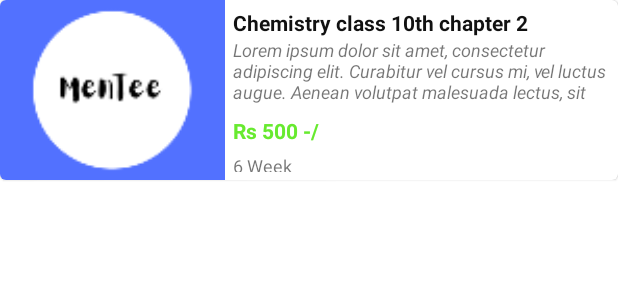
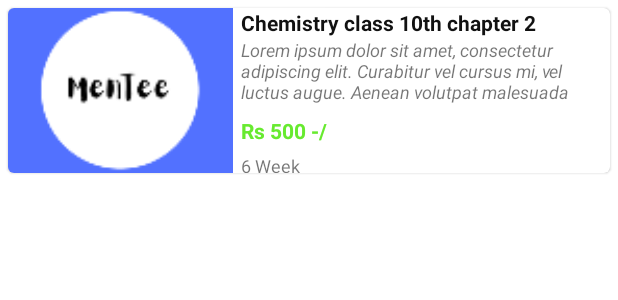
Before and after one commit to Shukla007/abhitech, an Android app: the layout recycleview_layout.xml on its own in the app's theme, with its tools: preview values and no code run, on a phone screen of 412 x 824 dp. Shown: the top 300 px of the screen. Run offline under Robolectric (Android 15) with nearby library versions, the phone set to English and light mode, and no system bars.

Commit message:
Merge branch 'master' of C:\Users\RCC\AndroidStudioProjects\abhitech with conflicts.

```diff
--- a/app/src/main/res/layout/homemain.xml
+++ b/app/src/main/res/layout/homemain.xml
@@ -387,16 +387,16 @@
             android:layout_width="match_parent"
             android:layout_height="100dp"
             android:layout_marginLeft="10dp"
-            android:layout_marginTop="10dp"
-            android:layout_marginRight="10dp"
-            android:layout_weight="4"
+            android:layout_marginTop="5dp"
+            android:layout_marginRight="5dp"
+            android:layout_weight="5"
             tools:ignore="Suspicious0dp">
 
             <androidx.recyclerview.widget.RecyclerView
                 android:id="@+id/recycleview1"
                 android:layout_width="match_parent"
                 android:layout_height="match_parent"
-                android:nestedScrollingEnabled="false">
+                >
 
             </androidx.recyclerview.widget.RecyclerView>
 
--- a/app/src/main/res/layout/recycleview_layout.xml
+++ b/app/src/main/res/layout/recycleview_layout.xml
@@ -1,66 +1,72 @@
 <?xml version="1.0" encoding="utf-8"?>
 <RelativeLayout xmlns:android="http://schemas.android.com/apk/res/android"
-    xmlns:app="http://schemas.android.com/apk/res-auto"
     android:layout_width="wrap_content"
-    android:layout_height="wrap_content">
+    android:layout_height="wrap_content"
+    xmlns:app="http://schemas.android.com/apk/res-auto">
 
     <com.google.android.material.card.MaterialCardView
         android:layout_width="match_parent"
-        android:layout_marginBottom="5dp"
-        android:layout_height="120dp">
+        app:cardCornerRadius="4dp"
+        android:layout_margin="5dp"
+        android:layout_height="110dp">
+        <LinearLayout
+            android:layout_width="match_parent"
+            android:layout_height="match_parent">
+        <ImageView
+            android:id="@+id/course_thumb"
+            android:scaleType="centerCrop"
+            android:src="@mipmap/ic_launcher"
+            android:layout_width="150dp"
+            android:layout_height="match_parent"/>
 
         <LinearLayout
             android:layout_width="match_parent"
+            android:orientation="vertical"
+            android:layout_marginLeft="5dp"
             android:layout_height="match_parent">
-
-            <ImageView
-                android:id="@+id/course_thumb"
-                android:layout_width="150dp"
-                android:layout_height="match_parent"
-                android:scaleType="centerCrop"
-                android:src="@mipmap/ic_launcher" />
-
-            <LinearLayout
-                android:layout_width="match_parent"
-                android:layout_height="match_parent"
-                android:padding="5dp"
-                android:orientation="vertical">
 
             <TextView
                 android:id="@+id/courseTitle"
                 android:layout_width="wrap_content"
                 android:layout_height="wrap_content"
-                    android:text="Chemistry class 10th chapter 2"
+                android:textSize="14dp"
+                android:textStyle="bold"
                 android:textColor="#111"
-                    android:textSize="14dp"
-                    android:textStyle="bold" />
+                android:text="Chemistry class 10th chapter 2"/>
 
             <TextView
                 android:id="@+id/batchDis"
                 android:layout_width="wrap_content"
                 android:layout_height="wrap_content"
+                android:textSize="12dp"
+                android:textStyle="italic"
                 android:maxLines="3"
-                    android:text="@string/dis"
-                    android:textSize="12dp"
-                    android:textStyle="italic" />
+                android:text="@string/dis"/>
 
             <TextView
                 android:id="@+id/coursePrice"
                 android:layout_width="wrap_content"
                 android:layout_height="wrap_content"
+                android:textColor="#67EA2F"
+                android:textStyle="bold"
                 android:layout_marginTop="8dp"
-                    android:text="Rs 500 -/"
-                    android:textColor="#67EA2F"
-                    android:textStyle="bold" />
+                android:text="Rs 500 -/"/>
 
             <TextView
                 android:id="@+id/courseDur"
                 android:layout_width="wrap_content"
                 android:layout_height="wrap_content"
+                android:textSize="12dp"
                 android:layout_marginTop="5dp"
-                    android:text="6 Week"
-                    android:textSize="12dp" />
+                android:text="6 Week"/>
 
+            <TextView
+                android:id="@+id/courseIns"
+                android:layout_width="wrap_content"
+                android:layout_height="wrap_content"
+                android:textColor="#316FDA"
+                android:layout_marginTop="5dp"
+                android:text="Manish kumar"/>
 
 
         </LinearLayout>
```
Lines whose indentation alone changed are shown as unchanged.
